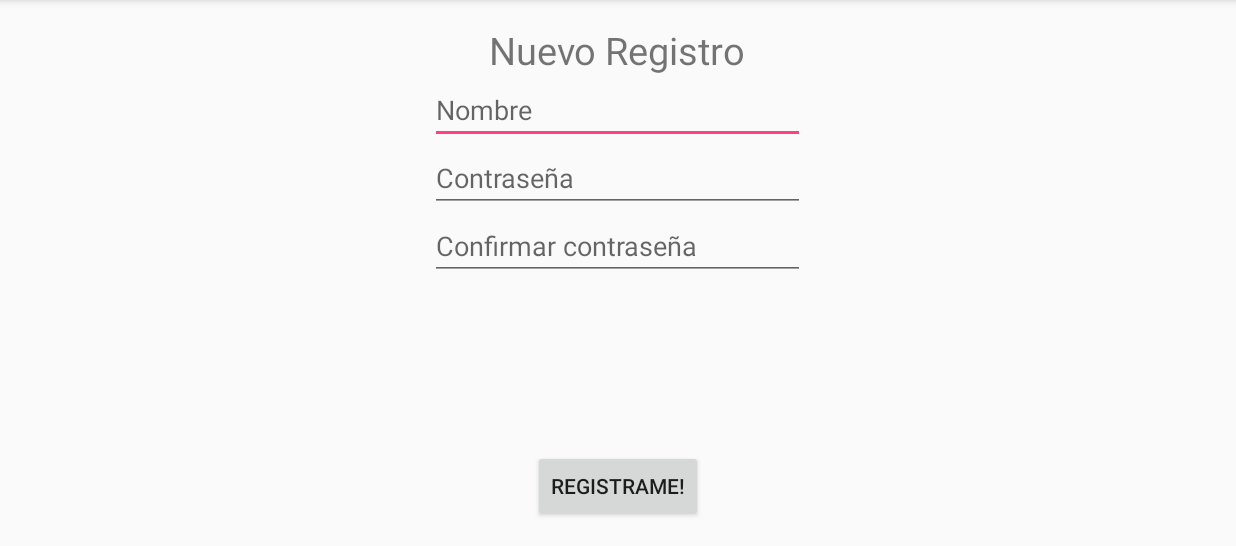
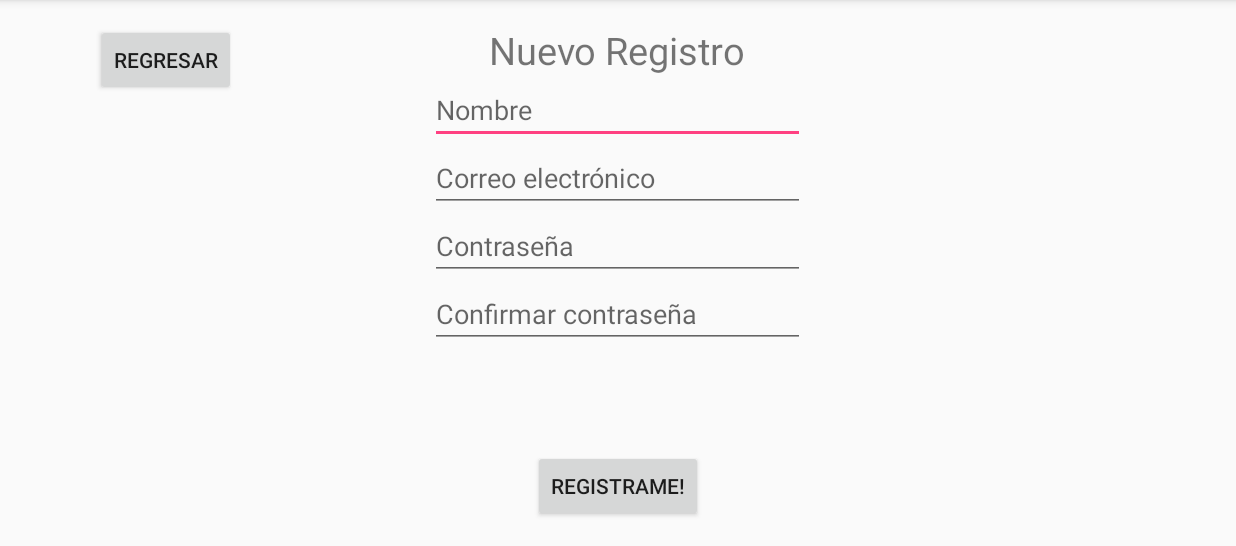
Before and after one commit to lagwy/APIS-Te, an Android app: the Registro screen opened directly, with no data from a screen before it, on a phone screen of 824 x 412 dp (held sideways), the part 72-618 px from its top. Run offline under Robolectric (Android 15) with nearby library versions, the phone set to English and light mode, and no system bars.

Commit message:
Permiso de acceso a internet agregado, implementación de los campos de texto y botón en la pantalla de registro

```diff
--- a/app/src/main/java/itesm/mx/apis_te/MainActivity.java
+++ b/app/src/main/java/itesm/mx/apis_te/MainActivity.java
@@ -37,5 +37,6 @@ public class MainActivity extends AppCompatActivity {
         };
 
         registroBtn.setOnClickListener(buttonListener);
+        inicioSesionBtn.setOnClickListener(buttonListener);
     }
 }
--- a/app/src/main/res/layout/activity_registro.xml
+++ b/app/src/main/res/layout/activity_registro.xml
@@ -24,9 +24,19 @@
         android:inputType="textPersonName"
         android:ems="10"
         android:hint="Nombre"
-        android:id="@+id/editText"
+        android:id="@+id/nombreRegistroET"
         android:layout_below="@+id/tituloRegistroTV"
-        android:layout_centerHorizontal="true" />
+        android:layout_alignStart="@+id/correoRegistroET" />
+
+    <EditText
+        android:layout_width="250dp"
+        android:layout_height="wrap_content"
+        android:inputType="textEmailAddress"
+        android:ems="10"
+        android:hint="Correo electrónico"
+        android:id="@+id/correoRegistroET"
+        android:layout_below="@+id/nombreRegistroET"
+        android:layout_alignStart="@+id/passwordRegistroET" />
 
     <EditText
         android:layout_width="250dp"
@@ -35,8 +45,8 @@
         android:ems="10"
         android:hint="Contraseña"
         android:id="@+id/passwordRegistroET"
-        android:layout_below="@+id/editText"
-        android:layout_alignStart="@+id/editText" />
+        android:layout_below="@+id/correoRegistroET"
+        android:layout_centerHorizontal="true"  />
 
     <EditText
         android:layout_width="250dp"
@@ -46,7 +56,7 @@
         android:hint="Confirmar contraseña"
         android:id="@+id/confirmapwdRegistroET"
         android:layout_below="@+id/passwordRegistroET"
-        android:layout_alignStart="@+id/passwordRegistroET" />
+        android:layout_centerHorizontal="true"  />
 
     <Button
         android:layout_width="wrap_content"
@@ -55,4 +65,15 @@
         android:id="@+id/registroBtn"
         android:layout_alignParentBottom="true"
         android:layout_centerHorizontal="true" />
+
+    <Button
+        style="?android:attr/buttonStyleSmall"
+        android:layout_width="wrap_content"
+        android:layout_height="wrap_content"
+        android:text="Regresar"
+        android:id="@+id/backRegistroBtn"
+        android:layout_alignTop="@+id/tituloRegistroTV"
+        android:layout_alignParentStart="true" />
+
+
 </RelativeLayout>
```
Also changed, not shown: app/src/main/java/itesm/mx/apis_te/Registro.java (+58 -0 lines).
